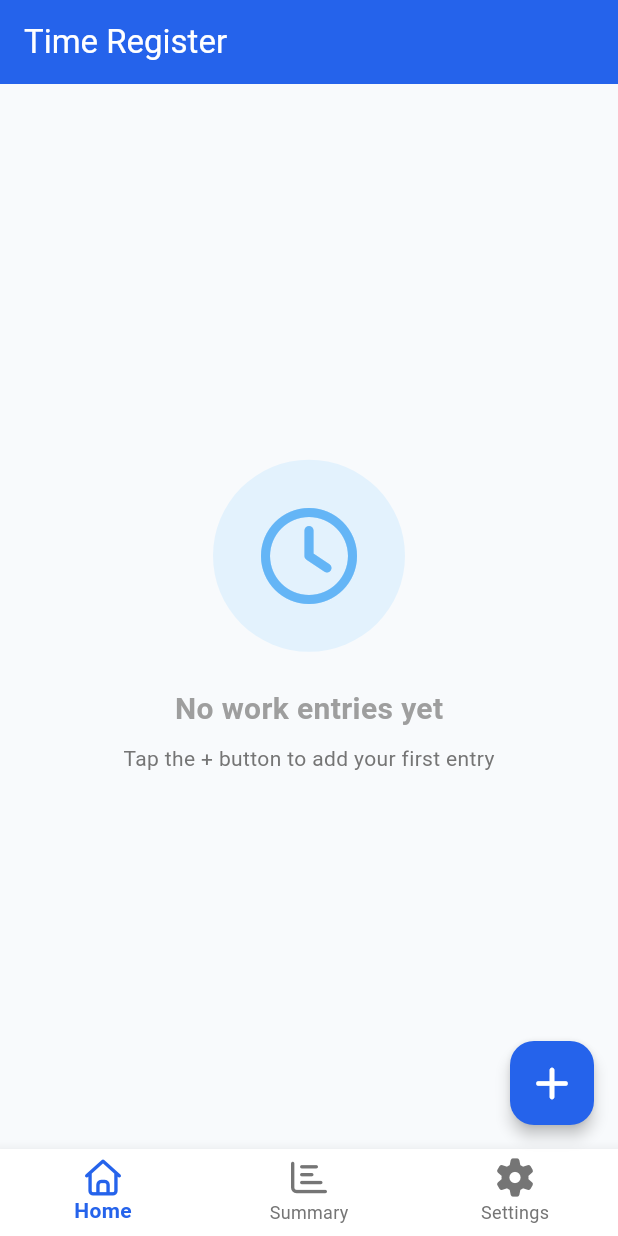
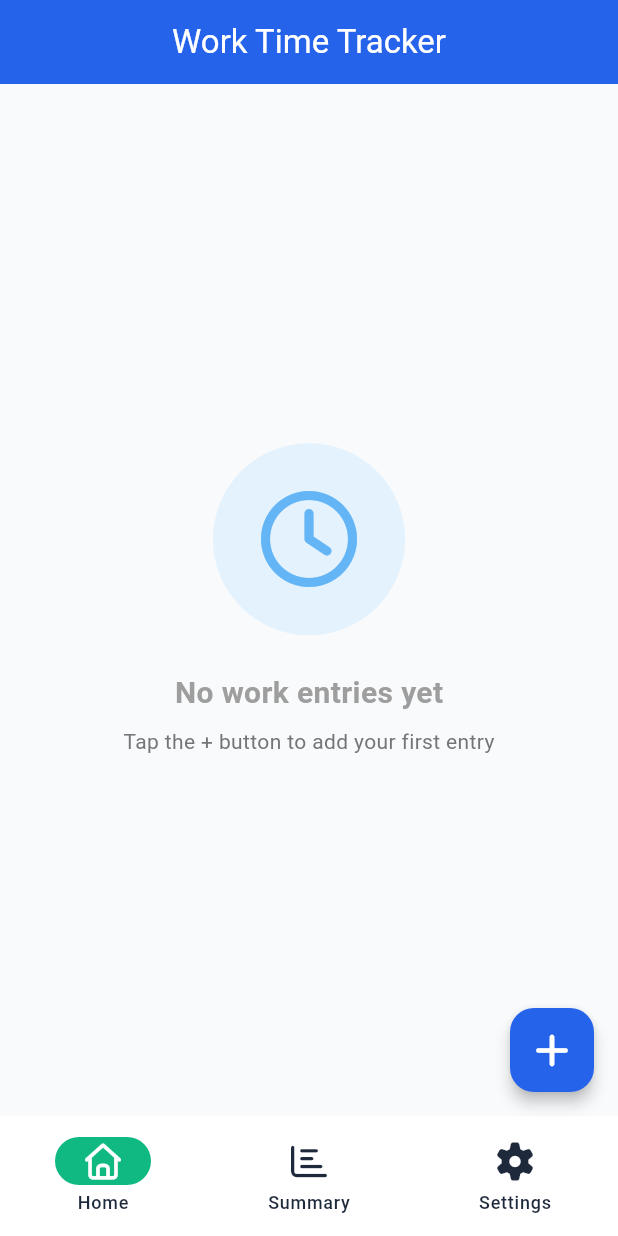
Before and after one commit to davidmenendez9901/time_register, a Flutter app: the screen it shows after launch, on a phone screen of 412 x 824 dp. Run offline on Flutter 3.47's test engine with Material 3 defaults, Android fonts, the phone set to English and light mode, and no system bars; our stand-ins replace flutter_bloc, font_awesome_flutter, sqflite; accounts and stored records are empty.

Commit message:
Add theme support and improve UI consistency across pages

```diff
--- /dev/null
+++ b/devtools_options.yaml
@@ -0,0 +1,3 @@
+description: This file stores settings for Dart & Flutter DevTools.
+documentation: https://docs.flutter.dev/tools/devtools/extensions#configure-extension-enablement-states
+extensions:
--- a/lib/presentation/pages/home_page.dart
+++ b/lib/presentation/pages/home_page.dart
@@ -36,23 +36,23 @@ class _HomePageState extends State<HomePage> {
   Widget build(BuildContext context) {
     return Scaffold(
       body: _widgetOptions.elementAt(_selectedIndex),
-      bottomNavigationBar: BottomNavigationBar(
-        items: const <BottomNavigationBarItem>[
-          BottomNavigationBarItem(
-            icon: FaIcon(FontAwesomeIcons.home),
+      bottomNavigationBar: NavigationBar(
+        selectedIndex: _selectedIndex,
+        onDestinationSelected: _onItemTapped,
+        destinations: const <NavigationDestination>[
+          NavigationDestination(
+            icon: FaIcon(FontAwesomeIcons.house),
             label: 'Home',
           ),
-          BottomNavigationBarItem(
+          NavigationDestination(
             icon: FaIcon(FontAwesomeIcons.chartBar),
             label: 'Summary',
           ),
-          BottomNavigationBarItem(
-            icon: FaIcon(FontAwesomeIcons.cog),
+          NavigationDestination(
+            icon: FaIcon(FontAwesomeIcons.gear),
             label: 'Settings',
           ),
         ],
-        currentIndex: _selectedIndex,
-        onTap: _onItemTapped,
       ),
       floatingActionButton: _selectedIndex == 0
           ? FloatingActionButton(
@@ -62,7 +62,10 @@ class _HomePageState extends State<HomePage> {
                   MaterialPageRoute(builder: (context) => const AddEntryPage()),
                 ).then((_) {
                   // Reload entries when returning from add page
+                  if(mounted){
  context.read<TimeTrackingBloc>().add(LoadWorkEntries());
+                  }
+
                 });
               },
               child: const FaIcon(FontAwesomeIcons.plus),
@@ -90,9 +93,10 @@ class _HomeContentState extends State<HomeContent> {
   Widget build(BuildContext context) {
     return Scaffold(
       appBar: AppBar(
-        title: const Text('Time Register'),
-        elevation: 0,
+        title: const Text('Work Time Tracker'),
+        centerTitle: true,
       ),
+
       body: BlocBuilder<TimeTrackingBloc, TimeTrackingState>(
         builder: (context, state) {
           if (state is TimeTrackingLoading) {
@@ -151,14 +155,19 @@ class _HomeContentState extends State<HomeContent> {
             return Column(
               children: [
                 // Today's Summary Header
-                Container(
+                Card(
+                  margin: const EdgeInsets.all(16),
+
+                  child: ClipRRect(
+                    borderRadius: BorderRadius.circular(12),
+                    child: Container(
                       width: double.infinity,
                       padding: const EdgeInsets.all(16),
                       decoration: BoxDecoration(
                         color: Colors.blue,
                         boxShadow: [
                           BoxShadow(
-                        color: Colors.blue.withOpacity(0.3),
+                            color: Colors.blue.withValues(alpha: 0.3),
                             blurRadius: 8,
                             offset: const Offset(0, 2),
                           ),
@@ -169,7 +178,7 @@ class _HomeContentState extends State<HomeContent> {
                           Text(
                             'Today\'s Work',
                             style: TextStyle(
-                          color: Colors.white.withOpacity(0.9),
+                              color: Colors.white.withValues(alpha: 0.9),
                               fontSize: 14,
                               fontWeight: FontWeight.w500,
                             ),
@@ -186,7 +195,7 @@ class _HomeContentState extends State<HomeContent> {
                               Container(
                                 height: 40,
                                 width: 1,
-                            color: Colors.white.withOpacity(0.3),
+                                color: Colors.white.withValues(alpha: 0.3),
                               ),
                               _buildTodayStat(
                                 FontAwesomeIcons.dollarSign,
@@ -196,6 +205,8 @@ class _HomeContentState extends State<HomeContent> {
                             ],
                           ),
                         ],
+                      ),
+                    ),
                   ),
                 ),
 
@@ -459,7 +470,7 @@ class _HomeContentState extends State<HomeContent> {
         Text(
           label,
           style: TextStyle(
-            color: Colors.white.withOpacity(0.8),
+            color: Colors.white.withValues(alpha: 0.8),
             fontSize: 12,
           ),
         ),
@@ -471,7 +482,7 @@ class _HomeContentState extends State<HomeContent> {
     return Container(
       padding: const EdgeInsets.symmetric(horizontal: 12, vertical: 6),
       decoration: BoxDecoration(
-        color: color.withOpacity(0.1),
+        color: color.withValues(alpha: 0.1),
         borderRadius: BorderRadius.circular(8),
       ),
       child: Row(
--- a/lib/presentation/pages/settings_page.dart
+++ b/lib/presentation/pages/settings_page.dart
@@ -124,7 +124,7 @@ class _SettingsPageState extends State<SettingsPage> {
                         leading: Container(
                           padding: const EdgeInsets.all(8),
                           decoration: BoxDecoration(
-                            color: Theme.of(context).colorScheme.primary.withOpacity(0.1),
+                            color: Theme.of(context).colorScheme.primary.withValues(alpha: 0.1),
                             borderRadius: BorderRadius.circular(8),
                           ),
                           child: FaIcon(
@@ -173,7 +173,7 @@ class _SettingsPageState extends State<SettingsPage> {
                         leading: Container(
                           padding: const EdgeInsets.all(8),
                           decoration: BoxDecoration(
-                            color: Colors.green.withOpacity(0.1),
+                            color: Colors.green.withValues(alpha: 0.1),
                             borderRadius: BorderRadius.circular(8),
                           ),
                           child: const FaIcon(
@@ -415,7 +415,7 @@ class _SettingsPageState extends State<SettingsPage> {
           ),
           borderRadius: BorderRadius.circular(12),
           color: isSelected
-              ? Theme.of(context).colorScheme.primary.withOpacity(0.1)
+              ? Theme.of(context).colorScheme.primary.withValues(alpha: 0.1)
               : null,
         ),
         child: Row(
--- a/lib/presentation/pages/weekly_summary_page.dart
+++ b/lib/presentation/pages/weekly_summary_page.dart
@@ -67,8 +67,8 @@ class _WeeklySummaryPageState extends State<WeeklySummaryPage> {
     return Scaffold(
       appBar: AppBar(
         title: const Text('Weekly Summary'),
-        backgroundColor: Colors.blue,
-        foregroundColor: Colors.white,
+        // backgroundColor: Colors.blue,
+        // foregroundColor: Colors.white,
         actions: [
           PopupMenuButton<String>(
             icon: const FaIcon(FontAwesomeIcons.filter),
@@ -177,7 +177,7 @@ class _WeeklySummaryPageState extends State<WeeklySummaryPage> {
                 // Summary Cards
                 Container(
                   padding: const EdgeInsets.all(16),
-                  color: Colors.blue.shade50,
+
                   child: Row(
                     children: [
                       Expanded(
```
Also changed, not shown: lib/presentation/pages/edit_entry_page.dart (+5 -3 lines). Lines whose indentation alone changed are shown as unchanged.
